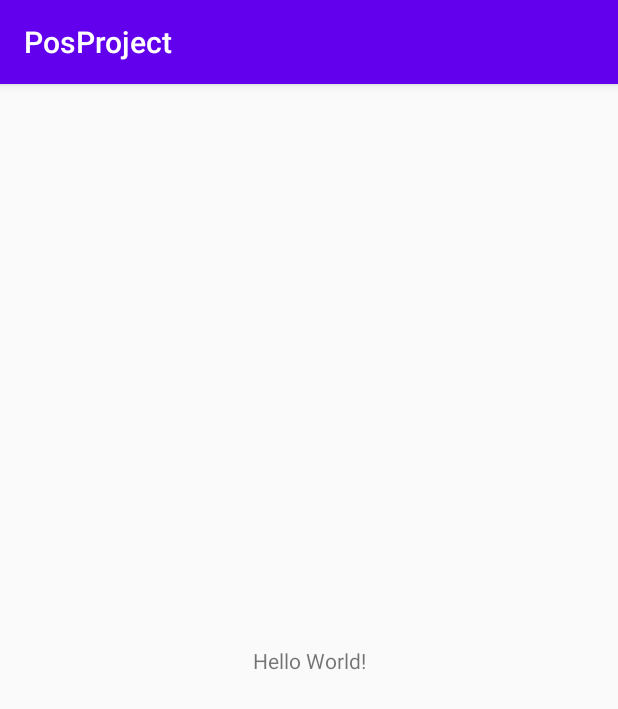
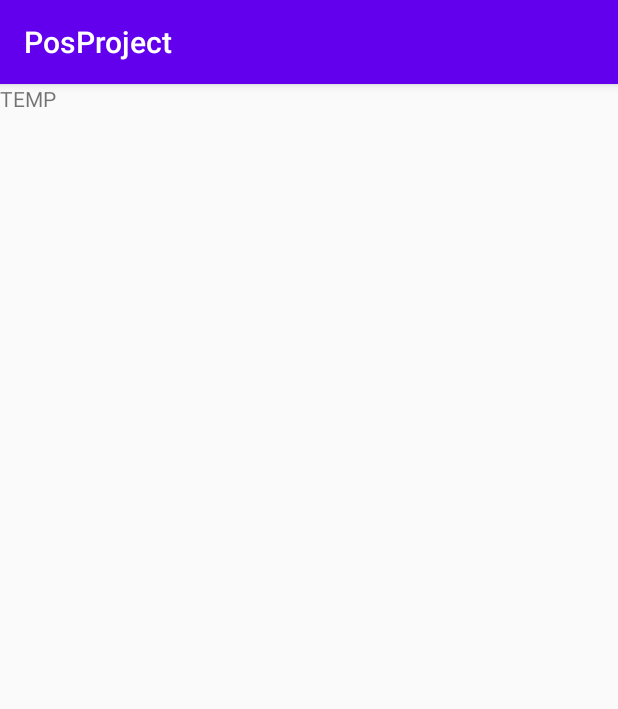
Before and after one commit to danqulogy/PosProject, an Android app: the screen it shows after launch (MainActivity), on a phone screen of 412 x 824 dp. Shown: the top 709 px of the screen. Run offline under Robolectric (Android 15) with nearby library versions, the phone set to English and light mode, and no system bars.

Commit message:
First Update Project2

```diff
--- a/PosProject/app/build.gradle
+++ b/PosProject/app/build.gradle
@@ -7,7 +7,7 @@ android {
     defaultConfig {
         applicationId "com.htlgrieskirchen.posproject"
         minSdkVersion 28
-        targetSdkVersion 28
+        targetSdkVersion 29
         versionCode 1
         versionName "1.0"
 
@@ -26,6 +26,7 @@ android {
 dependencies {
     implementation fileTree(dir: 'libs', include: ['*.jar'])
 
+    implementation 'com.google.code.gson:gson:2.8.6'
     implementation 'androidx.appcompat:appcompat:1.1.0'
     implementation 'androidx.constraintlayout:constraintlayout:1.1.3'
     testImplementation 'junit:junit:4.12'
--- a/PosProject/app/src/main/res/layout/activity_main.xml
+++ b/PosProject/app/src/main/res/layout/activity_main.xml
@@ -1,18 +1,13 @@
 <?xml version="1.0" encoding="utf-8"?>
-<androidx.constraintlayout.widget.ConstraintLayout xmlns:android="http://schemas.android.com/apk/res/android"
-    xmlns:app="http://schemas.android.com/apk/res-auto"
+<LinearLayout xmlns:android="http://schemas.android.com/apk/res/android"
     xmlns:tools="http://schemas.android.com/tools"
     android:layout_width="match_parent"
     android:layout_height="match_parent"
     tools:context=".MainActivity">
 
     <TextView
+        android:id="@+id/textView2"
         android:layout_width="wrap_content"
         android:layout_height="wrap_content"
-        android:text="Hello World!"
-        app:layout_constraintBottom_toBottomOf="parent"
-        app:layout_constraintLeft_toLeftOf="parent"
-        app:layout_constraintRight_toRightOf="parent"
-        app:layout_constraintTop_toTopOf="parent" />
-
-</androidx.constraintlayout.widget.ConstraintLayout>
+        android:text="@string/temp" />
+</LinearLayout>
--- a/PosProject/app/src/main/res/values/strings.xml
+++ b/PosProject/app/src/main/res/values/strings.xml
@@ -1,3 +1,4 @@
 <resources>
     <string name="app_name">PosProject</string>
+    <string name="temp">TEMP</string>
 </resources>
```
